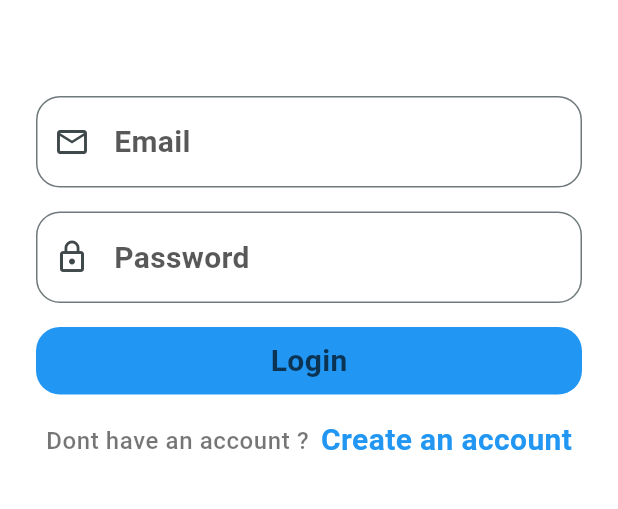
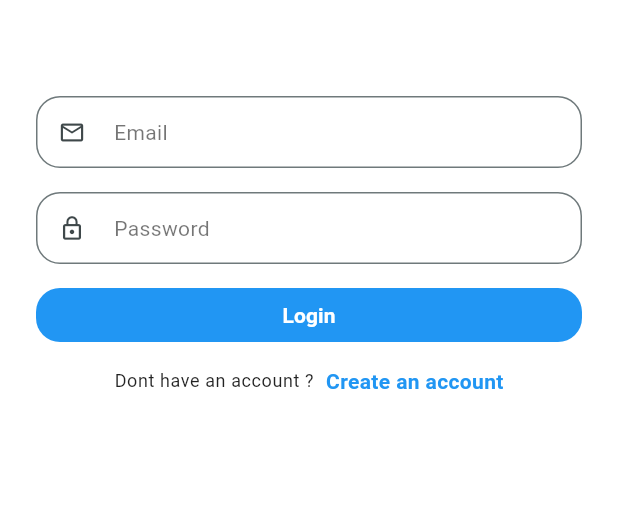
Before and after one commit to MostafaL2003/chat_up, a Flutter app: the screen it shows after launch, on a phone screen of 412 x 824 dp, the part 480-989 px from its top. Run offline on Flutter 3.47's test engine with Material 3 defaults, Android fonts, the phone set to English and light mode, and no system bars; our stand-ins replace firebase_auth, firebase_core, flutter_bloc, image_picker; accounts and stored records are empty; generated files the repository leaves out were written again.

Commit message:
UI Enhancments

```diff
--- a/lib/core/themes/themes.dart
+++ b/lib/core/themes/themes.dart
@@ -4,97 +4,74 @@ class AppTheme {
   static final ThemeData lightTheme = ThemeData(
     useMaterial3: true,
     brightness: Brightness.light,
-
     colorScheme: ColorScheme.fromSeed(
       seedColor: Colors.cyan,
       brightness: Brightness.light,
-      primary: const Color.fromARGB(
-        255,
-        33,
-        150,
-        243,
-      ), // Better Blue for visibility
-      onPrimary: Colors.white, // Text on primary buttons is now white
+      primary: const Color(0xFF2196F3),
+      onPrimary: Colors.white,
       surface: Colors.white,
-      onSurface: Colors.black87, // Text on background
+      onSurface: Colors.black87,
     ),
-
     scaffoldBackgroundColor: Colors.white,
-
-    appBarTheme: AppBarTheme(
-      backgroundColor: Colors.cyan[600],
+    textTheme: const TextTheme(
+      displayMedium: TextStyle(
+        fontSize: 24,
+        fontWeight: FontWeight.bold,
+        color: Colors.black87,
+      ),
+      bodyLarge: TextStyle(fontSize: 16, color: Colors.black87),
+      bodyMedium: TextStyle(fontSize: 14, color: Colors.black54),
+    ),
+    inputDecorationTheme: InputDecorationTheme(
+      isDense: true,
+      contentPadding: const EdgeInsets.symmetric(horizontal: 16, vertical: 12),
+      labelStyle: const TextStyle(fontSize: 14),
+      hintStyle: const TextStyle(fontSize: 14),
+      border: OutlineInputBorder(borderRadius: BorderRadius.circular(12)),
+    ),
+    appBarTheme: const AppBarTheme(
+      backgroundColor: Color(0xFF00ACC1),
       foregroundColor: Colors.white,
       elevation: 0,
       centerTitle: true,
-      titleTextStyle: const TextStyle(
-        fontSize: 20,
-        fontWeight: FontWeight.bold,
-        color: Colors.white,
-      ),
-    ),
-
-    floatingActionButtonTheme: FloatingActionButtonThemeData(
-      backgroundColor: Colors.cyan[600],
-      foregroundColor: Colors.white,
-    ),
-
-    // FIXED: Text was white on white background. Now it's dark grey/black.
-    textTheme: const TextTheme(
-      bodyLarge: TextStyle(
-        fontWeight: FontWeight.bold,
-        color: Colors.black87,
-        fontSize: 28,
-      ),
-      bodyMedium: TextStyle(
-        fontWeight: FontWeight.bold,
-        color: Color.fromARGB(167, 0, 0, 0),
-        fontSize: 20,
-      ),
-      bodySmall: TextStyle(
-        fontWeight: FontWeight.w500,
-        color: Colors.black54,
-        fontSize: 16,
-      ),
+      titleTextStyle: TextStyle(fontSize: 20, fontWeight: FontWeight.bold),
     ),
   );
 
   static final ThemeData darkTheme = ThemeData(
     useMaterial3: true,
     brightness: Brightness.dark,
-
     colorScheme: ColorScheme.fromSeed(
       seedColor: Colors.cyan,
       brightness: Brightness.dark,
       primary: Colors.cyan[700],
       onPrimary: Colors.white,
-      surface: const Color(
-        0xFF1E1E1E,
-      ), // Slightly lighter than pure black for depth
+      surface: const Color(0xFF1E1E1E),
       onSurface: Colors.white,
     ),
-
     scaffoldBackgroundColor: const Color(0xFF121212),
-
-    appBarTheme: AppBarTheme(
-      backgroundColor: Colors.black, // Sleek dark app bar
+    textTheme: const TextTheme(
+      displayMedium: TextStyle(
+        fontSize: 24,
+        fontWeight: FontWeight.bold,
+        color: Colors.white,
+      ),
+      bodyLarge: TextStyle(fontSize: 16, color: Colors.white),
+      bodyMedium: TextStyle(fontSize: 14, color: Colors.white70),
+    ),
+    inputDecorationTheme: InputDecorationTheme(
+      isDense: true,
+      contentPadding: const EdgeInsets.symmetric(horizontal: 16, vertical: 12),
+      labelStyle: const TextStyle(fontSize: 14),
+      hintStyle: const TextStyle(fontSize: 14),
+      border: OutlineInputBorder(borderRadius: BorderRadius.circular(12)),
+    ),
+    appBarTheme: const AppBarTheme(
+      backgroundColor: Colors.black,
       foregroundColor: Colors.white,
       elevation: 0,
       centerTitle: true,
-      titleTextStyle: const TextStyle(
-        fontSize: 20,
-        fontWeight: FontWeight.bold,
-        color: Colors.white,
-      ),
-    ),
-
-    floatingActionButtonTheme: FloatingActionButtonThemeData(
-      backgroundColor: Colors.cyan[700],
-      foregroundColor: Colors.white,
-    ),
-
-    textTheme: const TextTheme(
-      bodyLarge: TextStyle(color: Colors.white),
-      bodyMedium: TextStyle(color: Colors.white70),
+      titleTextStyle: TextStyle(fontSize: 20, fontWeight: FontWeight.bold),
     ),
   );
 }
--- a/lib/features/auth/screens/signup_screen.dart
+++ b/lib/features/auth/screens/signup_screen.dart
@@ -20,7 +20,7 @@ class SignupScreen extends StatelessWidget {
   Widget build(BuildContext context) {
     return Scaffold(
       backgroundColor: Theme.of(context).scaffoldBackgroundColor,
-      body: Center(
+      body: SafeArea(
         child: SingleChildScrollView(
           child: BlocConsumer<AuthCubit, AuthState>(
             listener: (context, state) {
@@ -34,6 +34,7 @@ class SignupScreen extends StatelessWidget {
             builder: (context, state) {
               return Column(
                 children: [
+                  SizedBox(height: 160),
                   Image.asset("assets/logo.png", height: 160),
                   SizedBox(height: 64),
 
--- a/lib/features/auth/widgets/my_button.dart
+++ b/lib/features/auth/widgets/my_button.dart
@@ -21,7 +21,16 @@ class MyButton extends StatelessWidget {
           child: Padding(
             padding: const EdgeInsets.all(8.0),
             child: Center(
-              child: Text(text, style: Theme.of(context).textTheme.bodyMedium),
+              child: Text(
+                text,
+                style: Theme.of(context).textTheme.labelLarge?.copyWith(
+                  color:
+                      Theme.of(context)
+                          .colorScheme
+                          .onPrimary, // This forces the text to be WHITE
+                  fontWeight: FontWeight.bold,
+                ),
+              ),
             ),
           ),
         ),
```
